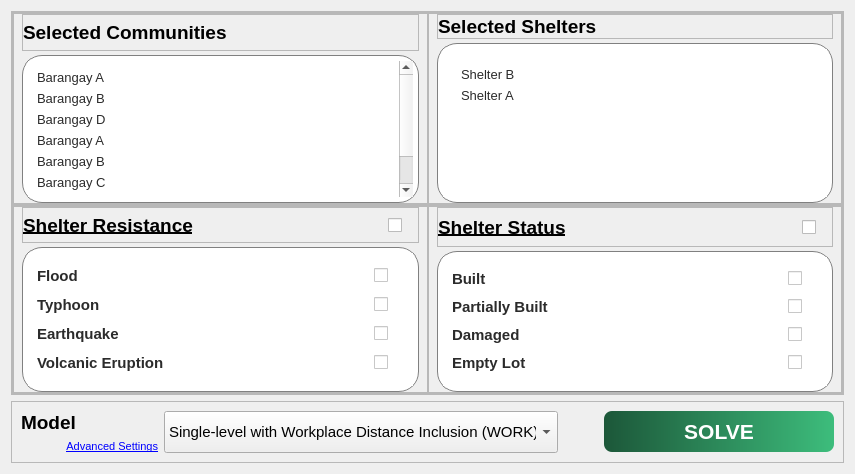
Old version of the form FE/solveSettings.ui in the repository Lucianono/ShelterAlloc_Thesis.
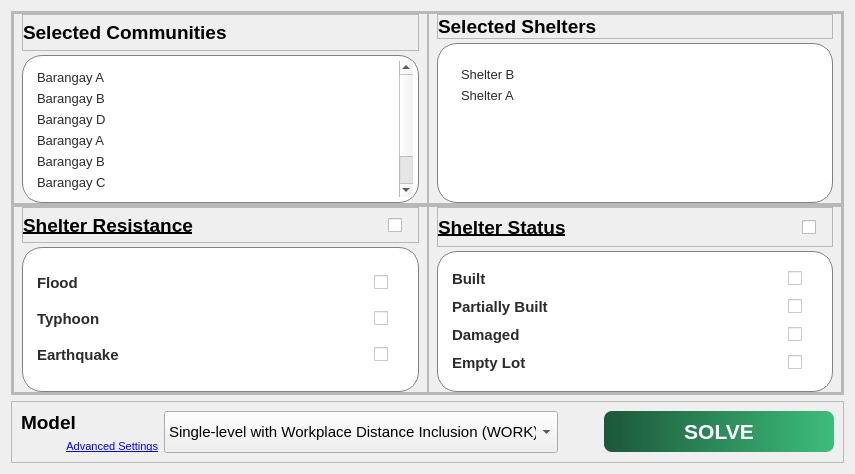
New version of the form. Icons and pictures are not drawn.

Commit message: removed VolcanicEruption

```diff
--- a/FE/solveSettings.ui
+++ b/FE/solveSettings.ui
@@ -924,9 +924,9 @@
                <property name="geometry">
                 <rect>
                  <x>0</x>
-                 <y>-17</y>
-                 <width>364</width>
-                 <height>131</height>
+                 <y>0</y>
+                 <width>387</width>
+                 <height>129</height>
                 </rect>
                </property>
                <property name="font">
@@ -1000,26 +1000,6 @@
                   </property>
                  </widget>
                 </item>
-                <item row="3" column="0">
-                 <widget class="QLabel" name="label_25">
-                  <property name="maximumSize">
-                   <size>
-                    <width>16777215</width>
-                    <height>100</height>
-                   </size>
-                  </property>
-                  <property name="font">
-                   <font>
-                    <pointsize>11</pointsize>
-                    <weight>75</weight>
-                    <bold>true</bold>
-                   </font>
-                  </property>
-                  <property name="text">
-                   <string>Volcanic Eruption</string>
-                  </property>
-                 </widget>
-                </item>
                 <item row="0" column="1">
                  <widget class="QCheckBox" name="shelter_res_flood_checkbox">
                   <property name="maximumSize">
@@ -1068,8 +1048,8 @@
                   </property>
                  </widget>
                 </item>
-                <item row="3" column="1">
-                 <widget class="QCheckBox" name="shelter_res_volcanic_checkbox">
+                <item row="1" column="1">
+                 <widget class="QCheckBox" name="shelter_res_typhoon_checkbox">
                   <property name="maximumSize">
                    <size>
                     <width>30</width>
```
Left out of the diff: 28 changed lines with no effect on the pictures. The commit also changes 2 other files.
